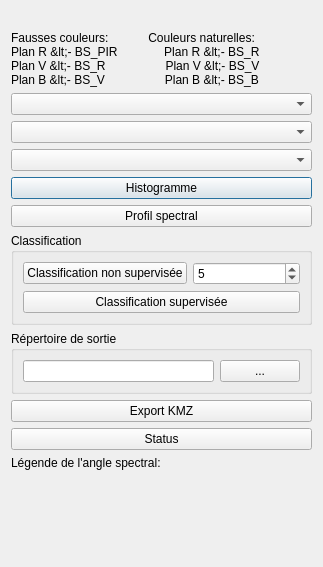
The window that ui_qgiseducation.ui (CS-SI/TerreImage) describes before a commit, drawn with Qt 5.
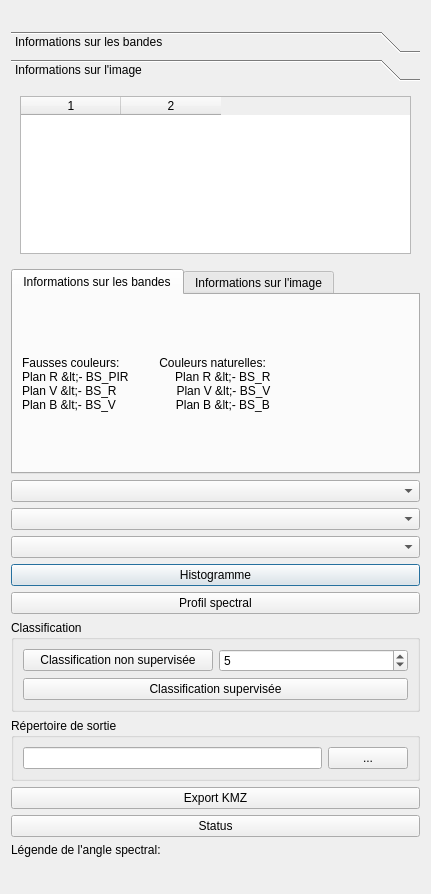
The same window after the commit. The open tabs and pages were chosen to show the change.

Commit message: Add metadata table

```diff
--- a/ui_qgiseducation.ui
+++ b/ui_qgiseducation.ui
@@ -6,8 +6,8 @@
    <rect>
     <x>0</x>
     <y>0</y>
-    <width>323</width>
-    <height>567</height>
+    <width>431</width>
+    <height>894</height>
    </rect>
   </property>
   <property name="windowTitle">
@@ -22,24 +22,110 @@
     </widget>
    </item>
    <item>
-    <widget class="QLabel" name="label">
-     <property name="text">
-      <string>Fausses couleurs:            Couleurs naturelles:
+    <widget class="QToolBox" name="toolBox">
+     <property name="currentIndex">
+      <number>0</number>
+     </property>
+     <widget class="QWidget" name="page_3">
+      <property name="geometry">
+       <rect>
+        <x>0</x>
+        <y>0</y>
+        <width>400</width>
+        <height>86</height>
+       </rect>
+      </property>
+      <attribute name="label">
+       <string>Informations sur les bandes</string>
+      </attribute>
+      <layout class="QVBoxLayout" name="verticalLayout_5">
+       <item>
+        <widget class="QLabel" name="label">
+         <property name="text">
+          <string>Fausses couleurs:            Couleurs naturelles:
 Plan R &lt;- BS_PIR              Plan R &lt;- BS_R 
 Plan V &lt;- BS_R                  Plan V &lt;- BS_V 
 Plan B &lt;- BS_V                  Plan B &lt;- BS_B</string>
+         </property>
+        </widget>
+       </item>
+      </layout>
+     </widget>
+     <widget class="QWidget" name="page_4">
+      <property name="geometry">
+       <rect>
+        <x>0</x>
+        <y>0</y>
+        <width>413</width>
+        <height>146</height>
+       </rect>
+      </property>
+      <attribute name="label">
+       <string>Informations sur l'image</string>
+      </attribute>
+      <layout class="QHBoxLayout" name="horizontalLayout_4">
+       <item>
+        <widget class="QTableWidget" name="tableWidget">
+         <property name="columnCount">
+          <number>2</number>
+         </property>
+         <column/>
+         <column/>
+        </widget>
+       </item>
+      </layout>
+     </widget>
+    </widget>
+   </item>
+   <item>
+    <widget class="QTabWidget" name="tabWidget">
+     <property name="currentIndex">
+      <number>0</number>
      </property>
+     <widget class="QWidget" name="tab">
+      <attribute name="title">
+       <string>Informations sur les bandes</string>
+      </attribute>
+      <layout class="QVBoxLayout" name="verticalLayout_4">
+       <item>
+        <widget class="QLabel" name="label_2">
+         <property name="text">
+          <string>Fausses couleurs:            Couleurs naturelles:
+Plan R &lt;- BS_PIR              Plan R &lt;- BS_R 
+Plan V &lt;- BS_R                  Plan V &lt;- BS_V 
+Plan B &lt;- BS_V                  Plan B &lt;- BS_B</string>
+         </property>
+        </widget>
+       </item>
+      </layout>
+     </widget>
+     <widget class="QWidget" name="tab_2">
+      <attribute name="title">
+       <string>Informations sur l'image</string>
+      </attribute>
+      <layout class="QVBoxLayout" name="verticalLayout_7">
+       <item>
+        <widget class="QTreeWidget" name="treeWidget">
+         <column>
+          <property name="text">
+           <string notr="true">1</string>
+          </property>
+         </column>
+        </widget>
+       </item>
+      </layout>
+     </widget>
     </widget>
    </item>
    <item>
     <widget class="QComboBox" name="comboBox_sprectral_band_display"/>
    </item>
-   <item>
-    <widget class="QComboBox" name="comboBox_processing"/>
-   </item>
    <item>
     <widget class="QComboBox" name="comboBox_histogrammes"/>
    </item>
+   <item>
+    <widget class="QComboBox" name="comboBox_processing"/>
+   </item>
    <item>
     <widget class="QPushButton" name="pushButton_histogramme">
      <property name="text">
```
The commit also changes 4 other files.
